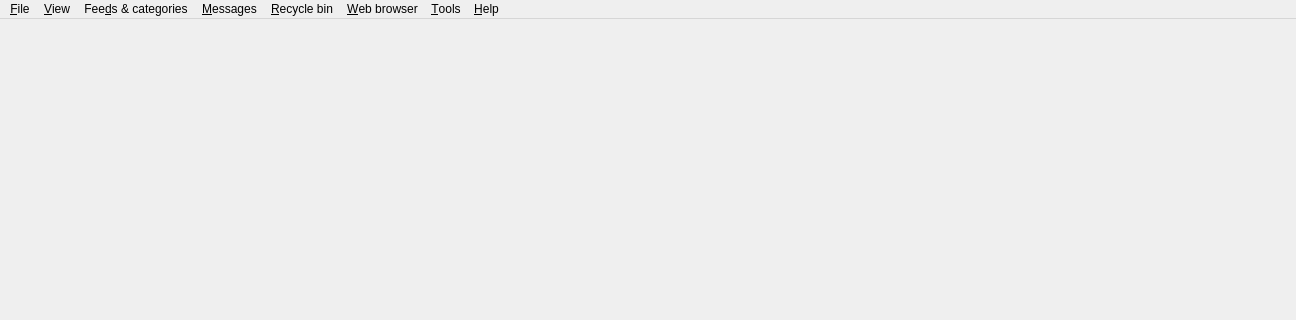
Qt form src/gui/dialogs/formmain.ui (martinrotter/rssguard) before a commit; both pictures show x 0 to 1296 and y 0 to 320 of the 1296 by 677 pixel window.
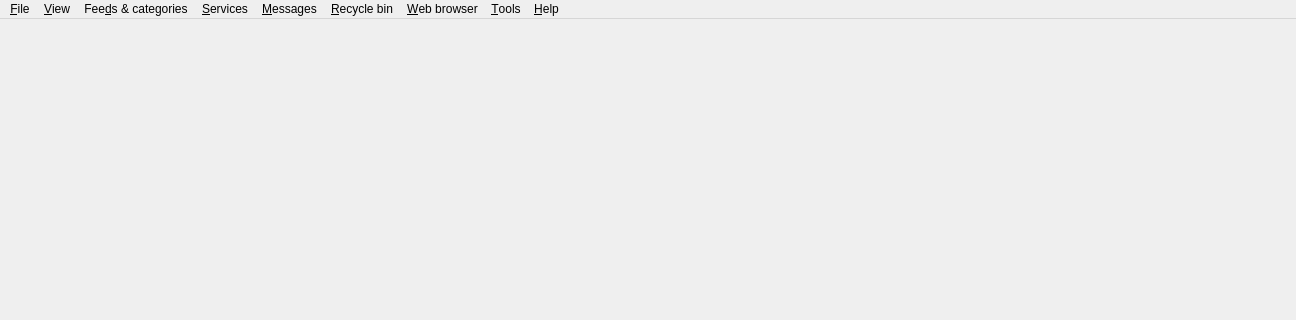
The same form after that commit. Custom widgets are drawn as their Qt base class.

Diff of the .ui file:
```diff
--- a/src/gui/dialogs/formmain.ui
+++ b/src/gui/dialogs/formmain.ui
@@ -184,9 +184,18 @@
     <addaction name="m_actionRestoreRecycleBin"/>
     <addaction name="m_actionRestoreSelectedMessagesFromRecycleBin"/>
    </widget>
+   <widget class="QMenu" name="m_menuServices">
+    <property name="title">
+     <string>&amp;Services</string>
+    </property>
+    <addaction name="m_actionServiceAdd"/>
+    <addaction name="m_actionServiceEdit"/>
+    <addaction name="m_actionServiceDelete"/>
+   </widget>
    <addaction name="m_menuFile"/>
    <addaction name="m_menuView"/>
    <addaction name="m_menuFeeds"/>
+   <addaction name="m_menuServices"/>
    <addaction name="m_menuMessages"/>
    <addaction name="m_menuRecycleBin"/>
    <addaction name="m_menuWebBrowser"/>
```
Left out of the diff: 15 changed lines with no effect on the pictures.
